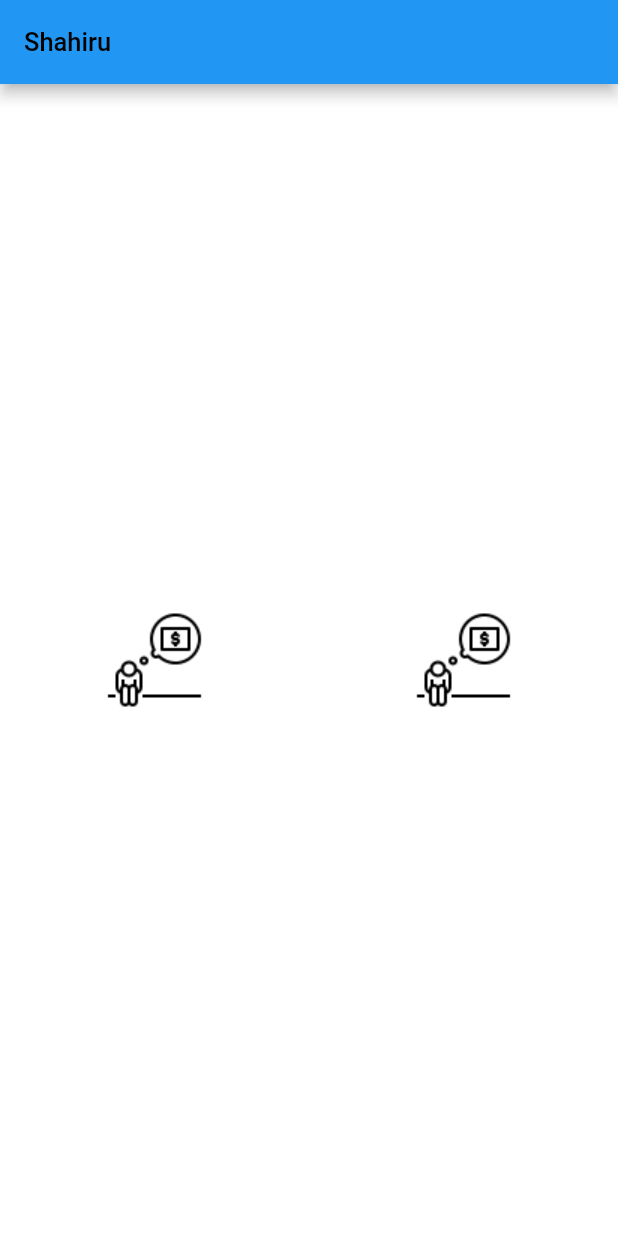
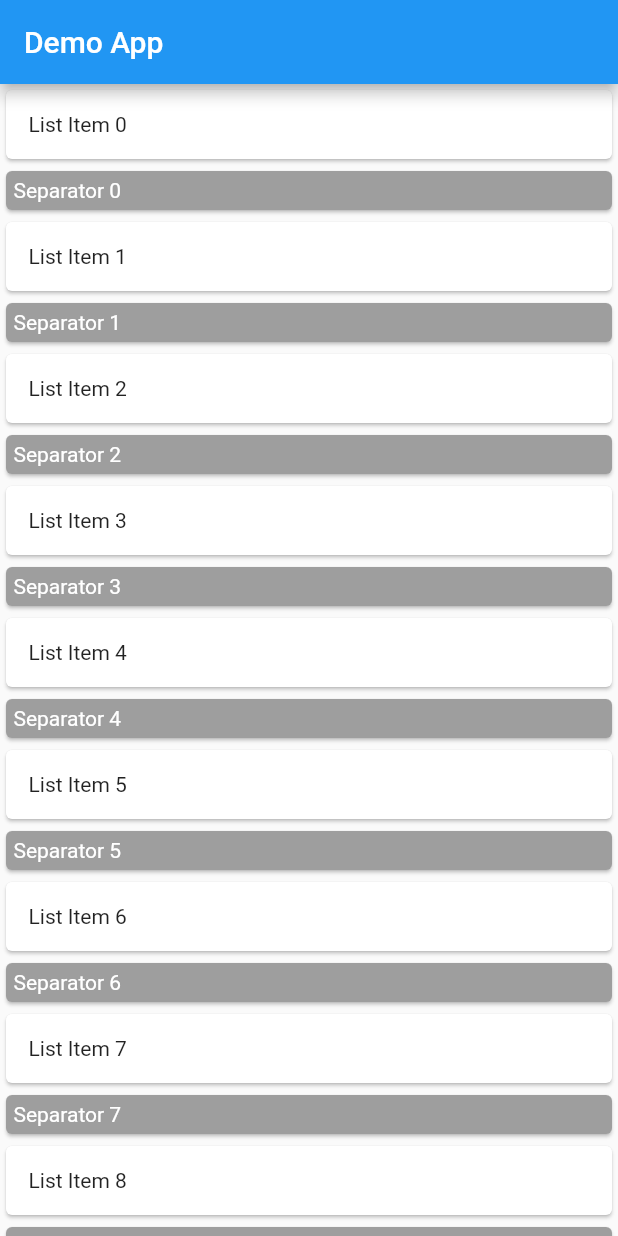
Before and after one commit to funky-dev99/Flutter-Basics, a Flutter app: the screen it shows after launch, on a phone screen of 412 x 824 dp. Run offline on Flutter 3.47's test engine with Material 2 defaults, Android fonts, the phone set to English and light mode, and no system bars; our stand-ins replace device_preview.

Commit message:
ListView

```diff
--- a/flutter_basics/lib/main.dart
+++ b/flutter_basics/lib/main.dart
@@ -1,46 +1,77 @@
 import 'package:flutter/material.dart';
+import 'package:device_preview/device_preview.dart';
 
-void main () {
-  return runApp(
-    MaterialApp(
-      debugShowCheckedModeBanner: false,
-      home: Scaffold(
-        backgroundColor: Colors.white,
-        appBar: AppBar(
-          title: Text('Shahiru',style: TextStyle(
-            fontSize: 17.0, color: Colors.black
-          ),),
-          backgroundColor: Colors.blue,
-        ),
-        body: DicePage(),
-      ),
-    )
-  );
-}
-class DicePage extends StatelessWidget {
-  const DicePage ({Key? key}) : super(key: key);
+void main() => runApp(
+  DevicePreview(
+    builder: (context) => MyApp(), // Wrap your app
+  ),
+);
+
+
+class MyApp extends StatelessWidget {
+  const MyApp({super.key});
+
+  static const String _title = 'Flutter Code Sample';
 
   @override
   Widget build(BuildContext context) {
-    return Center(
-      child: Row(
-        children: [
-          Expanded(
-              child: MaterialButton(
-                  onPressed: (){
-                    // print('Fuck');
-                  },
-                child: Image.asset('images/poor.png'),
-              ),
-          ),
-          Expanded(
-            child: MaterialButton(
-              onPressed: (){},
-              child: Image.asset('images/poor.png'),
-            ),
-          ),
-        ],
-      ),
+    return const MaterialApp(
+      debugShowCheckedModeBanner: false,
+      title: _title,
+      home: MyStatefulWidget(),
     );
   }
 }
+
+class MyStatefulWidget extends StatefulWidget {
+  const MyStatefulWidget({super.key});
+
+  @override
+  State<MyStatefulWidget> createState() => _MyStatefulWidgetState();
+}
+
+class _MyStatefulWidgetState extends State<MyStatefulWidget> {
+  // int _count = 0;
+
+  @override
+  Widget build(BuildContext context) {
+    return Scaffold(
+      appBar: AppBar(
+        title:  Text('Demo App'),
+      ),
+      body: ListView.separated(
+        itemBuilder: (context, position) {
+          return Card(
+            child: Padding(
+              padding: const EdgeInsets.all(15.0),
+              child: Text(
+                'List Item $position',
+              ),
+            ),
+          );
+        },
+        separatorBuilder: (context, position) {
+          return Card(
+            color: Colors.grey,
+            child: Padding(
+              padding: const EdgeInsets.all(5.0),
+              child: Text(
+                'Separator $position',
+                style: TextStyle(color: Colors.white),
+              ),
+            ),
+          );
+        },
+        itemCount: 20,
+      ),
+
+
+      // body: Center(child: Text('You have pressed the button $_count times.')),
+      // floatingActionButton: FloatingActionButton(
+      //   onPressed: () => setState(() => _count++),
+      //   tooltip: 'Increment Counter',
+      //   child: const Icon(Icons.add),
+      // ),
+    );
+  }
+}
--- a/flutter_basics/pubspec.yaml
+++ b/flutter_basics/pubspec.yaml
@@ -35,6 +35,8 @@ dependencies:
   # The following adds the Cupertino Icons font to your application.
   # Use with the CupertinoIcons class for iOS style icons.
   cupertino_icons: ^1.0.2
+
+  device_preview: ^1.1.0
 
 dev_dependencies:
   flutter_test:
```
Also changed, not shown: flutter_basics/pubspec.lock, 1 other file.
